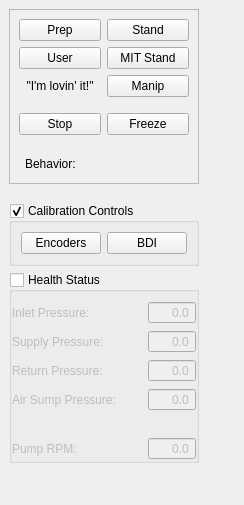
Above: software/ddapp/src/app/ddAtlasDriverPanel.ui from openhumanoids/oh-distro before the change. Below: the same form after it.
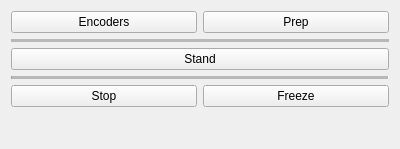
That is the form after the change.

Diff of the .ui file:
```diff
--- a/software/ddapp/src/app/ddAtlasDriverPanel.ui
+++ b/software/ddapp/src/app/ddAtlasDriverPanel.ui
@@ -6,484 +6,85 @@
    <rect>
     <x>0</x>
     <y>0</y>
-    <width>244</width>
-    <height>505</height>
+    <width>400</width>
+    <height>149</height>
    </rect>
   </property>
   <property name="windowTitle">
    <string>Atlas Driver</string>
   </property>
-  <layout class="QVBoxLayout" name="verticalLayout_3">
-   <property name="spacing">
-    <number>0</number>
-   </property>
-   <property name="margin">
-    <number>0</number>
-   </property>
-   <item>
-    <widget class="QScrollArea" name="scrollArea">
-     <property name="sizePolicy">
-      <sizepolicy hsizetype="MinimumExpanding" vsizetype="Expanding">
-       <horstretch>0</horstretch>
-       <verstretch>0</verstretch>
-      </sizepolicy>
+  <layout class="QGridLayout" name="gridLayout">
+   <item row="4" column="0" colspan="2">
+    <widget class="QPushButton" name="standButton">
+     <property name="text">
+      <string>Stand</string>
      </property>
-     <property name="frameShape">
-      <enum>QFrame::NoFrame</enum>
+    </widget>
+   </item>
+   <item row="5" column="0" colspan="2">
+    <widget class="Line" name="line_2">
+     <property name="midLineWidth">
+      <number>10</number>
      </property>
-     <property name="horizontalScrollBarPolicy">
-      <enum>Qt::ScrollBarAlwaysOff</enum>
+     <property name="orientation">
+      <enum>Qt::Horizontal</enum>
      </property>
-     <property name="widgetResizable">
-      <bool>true</bool>
+    </widget>
+   </item>
+   <item row="1" column="0" colspan="2">
+    <widget class="Line" name="line">
+     <property name="lineWidth">
+      <number>0</number>
      </property>
-     <widget class="QWidget" name="scrollAreaWidgetContents">
-      <property name="geometry">
-       <rect>
-        <x>0</x>
-        <y>0</y>
-        <width>228</width>
-        <height>535</height>
-       </rect>
-      </property>
-      <layout class="QGridLayout" name="gridLayout_3">
-       <property name="margin">
-        <number>0</number>
-       </property>
-       <property name="spacing">
-        <number>0</number>
-       </property>
-       <item row="0" column="0">
-        <widget class="QWidget" name="widget" native="true">
-         <layout class="QVBoxLayout" name="verticalLayout_2">
-          <item>
-           <widget class="QFrame" name="frame">
-            <property name="frameShape">
-             <enum>QFrame::StyledPanel</enum>
-            </property>
-            <property name="frameShadow">
-             <enum>QFrame::Sunken</enum>
-            </property>
-            <layout class="QGridLayout" name="gridLayout_2">
-             <property name="spacing">
-              <number>6</number>
-             </property>
-             <item row="0" column="0">
-              <widget class="QPushButton" name="prepButton">
-               <property name="text">
-                <string>Prep</string>
-               </property>
-              </widget>
-             </item>
-             <item row="0" column="1">
-              <widget class="QPushButton" name="standButton">
-               <property name="text">
-                <string>Stand</string>
-               </property>
-              </widget>
-             </item>
-             <item row="3" column="0">
-              <spacer name="verticalSpacer_2">
-               <property name="orientation">
-                <enum>Qt::Vertical</enum>
-               </property>
-               <property name="sizeType">
-                <enum>QSizePolicy::Fixed</enum>
-               </property>
-               <property name="sizeHint" stdset="0">
-                <size>
-                 <width>20</width>
-                 <height>10</height>
-                </size>
-               </property>
-              </spacer>
-             </item>
-             <item row="2" column="1">
-              <widget class="QPushButton" name="manipButton">
-               <property name="text">
-                <string>Manip</string>
-               </property>
-              </widget>
-             </item>
-             <item row="4" column="1">
-              <widget class="QPushButton" name="freezeButton">
-               <property name="text">
-                <string>Freeze</string>
-               </property>
-              </widget>
-             </item>
-             <item row="4" column="0">
-              <widget class="QPushButton" name="stopButton">
-               <property name="text">
-                <string>Stop</string>
-               </property>
-              </widget>
-             </item>
-             <item row="5" column="0">
-              <spacer name="verticalSpacer_3">
-               <property name="orientation">
-                <enum>Qt::Vertical</enum>
-               </property>
-               <property name="sizeType">
-                <enum>QSizePolicy::Fixed</enum>
-               </property>
-               <property name="sizeHint" stdset="0">
-                <size>
-                 <width>20</width>
-                 <height>13</height>
-                </size>
-               </property>
-              </spacer>
-             </item>
-             <item row="6" column="0" colspan="2">
-              <layout class="QHBoxLayout" name="horizontalLayout_2">
-               <property name="leftMargin">
-                <number>6</number>
-               </property>
-               <property name="rightMargin">
-                <number>6</number>
-               </property>
-               <item>
-                <widget class="QLabel" name="label">
-                 <property name="text">
-                  <string>Behavior:</string>
-                 </property>
-                </widget>
-               </item>
-               <item>
-                <spacer name="horizontalSpacer_3">
-                 <property name="orientation">
-                  <enum>Qt::Horizontal</enum>
-                 </property>
-                 <property name="sizeHint" stdset="0">
-                  <size>
-                   <width>40</width>
-                   <height>20</height>
-                  </size>
-                 </property>
-                </spacer>
-               </item>
-               <item>
-                <widget class="QLabel" name="behaviorLabel">
-                 <property name="text">
-                  <string>&lt;unknown&gt;</string>
-                 </property>
-                </widget>
-               </item>
-              </layout>
-             </item>
-             <item row="1" column="1">
-              <widget class="QPushButton" name="mitStandButton">
-               <property name="text">
-                <string>MIT Stand</string>
-               </property>
-              </widget>
-             </item>
-             <item row="1" column="0">
-              <widget class="QPushButton" name="userButton">
-               <property name="text">
-                <string>User</string>
-               </property>
-              </widget>
-             </item>
-             <item row="2" column="0">
-              <widget class="QLabel" name="label_2">
-               <property name="text">
-                <string>&quot;I'm lovin' it!&quot;</string>
-               </property>
-               <property name="alignment">
-                <set>Qt::AlignCenter</set>
-               </property>
-              </widget>
-             </item>
-            </layout>
-           </widget>
-          </item>
-          <item>
-           <spacer name="verticalSpacer_4">
-            <property name="orientation">
-             <enum>Qt::Vertical</enum>
-            </property>
-            <property name="sizeType">
-             <enum>QSizePolicy::Fixed</enum>
-            </property>
-            <property name="sizeHint" stdset="0">
-             <size>
-              <width>20</width>
-              <height>13</height>
-             </size>
-            </property>
-           </spacer>
-          </item>
-          <item>
-           <widget class="QGroupBox" name="calibrationGroupBox">
-            <property name="focusPolicy">
-             <enum>Qt::NoFocus</enum>
-            </property>
-            <property name="title">
-             <string>Calibration Controls</string>
-            </property>
-            <property name="checkable">
-             <bool>true</bool>
-            </property>
-            <layout class="QHBoxLayout" name="horizontalLayout">
-             <item>
-              <widget class="QPushButton" name="calibrateEncodersButton">
-               <property name="text">
-                <string>Encoders</string>
-               </property>
-              </widget>
-             </item>
-             <item>
-              <widget class="QPushButton" name="calibrateBdiButton">
-               <property name="text">
-                <string>BDI</string>
-               </property>
-              </widget>
-             </item>
-            </layout>
-           </widget>
-          </item>
-          <item>
-           <widget class="QGroupBox" name="statusGroupBox">
-            <property name="focusPolicy">
-             <enum>Qt::NoFocus</enum>
-            </property>
-            <property name="title">
-             <string>Health Status</string>
-            </property>
-            <property name="checkable">
-             <bool>true</bool>
-            </property>
-            <property name="checked">
-             <bool>false</bool>
-            </property>
-            <layout class="QVBoxLayout" name="verticalLayout">
-             <property name="leftMargin">
-              <number>0</number>
-             </property>
-             <property name="topMargin">
-              <number>9</number>
-             </property>
-             <property name="rightMargin">
-              <number>0</number>
-             </property>
-             <property name="bottomMargin">
-              <number>0</number>
-             </property>
-             <item>
-              <layout class="QGridLayout" name="gridLayout">
-               <item row="4" column="0">
-                <spacer name="horizontalSpacer_13">
-                 <property name="orientation">
-                  <enum>Qt::Horizontal</enum>
-                 </property>
-                 <property name="sizeHint" stdset="0">
-                  <size>
-                   <width>40</width>
-                   <height>20</height>
-                  </size>
-                 </property>
-                </spacer>
-               </item>
-               <item row="3" column="0">
-                <widget class="QLabel" name="label4">
-                 <property name="text">
-                  <string>Air Sump Pressure:</string>
-                 </property>
-                </widget>
-               </item>
-               <item row="5" column="0">
-                <widget class="QLabel" name="label2">
-                 <property name="text">
-                  <string>Pump RPM:</string>
-                 </property>
-                </widget>
-               </item>
-               <item row="2" column="0">
-                <widget class="QLabel" name="label3">
-                 <property name="text">
-                  <string>Return Pressure:</string>
-                 </property>
-                </widget>
-               </item>
-               <item row="1" column="0">
-                <widget class="QLabel" name="label5">
-                 <property name="text">
-                  <string>Supply Pressure:</string>
-                 </property>
-                </widget>
-               </item>
-               <item row="0" column="0">
-                <widget class="QLabel" name="label1">
-                 <property name="text">
-                  <string>Inlet Pressure:</string>
-                 </property>
-                </widget>
-               </item>
-               <item row="0" column="1">
-                <widget class="QDoubleSpinBox" name="inletPressure">
-                 <property name="focusPolicy">
-                  <enum>Qt::NoFocus</enum>
-                 </property>
-                 <property name="frame">
-                  <bool>true</bool>
-                 </property>
-                 <property name="alignment">
-                  <set>Qt::AlignRight|Qt::AlignTrailing|Qt::AlignVCenter</set>
-                 </property>
-                 <property name="readOnly">
-                  <bool>false</bool>
-                 </property>
-                 <property name="buttonSymbols">
-                  <enum>QAbstractSpinBox::NoButtons</enum>
-                 </property>
-                 <property name="decimals">
-                  <number>1</number>
-                 </property>
-                 <property name="maximum">
-                  <double>9999.899999999999636</double>
-                 </property>
-                </widget>
-               </item>
-               <item row="1" column="1">
-                <widget class="QDoubleSpinBox" name="supplyPressure">
-                 <property name="focusPolicy">
-                  <enum>Qt::NoFocus</enum>
-                 </property>
-                 <property name="frame">
-                  <bool>true</bool>
-                 </property>
-                 <property name="alignment">
-                  <set>Qt::AlignRight|Qt::AlignTrailing|Qt::AlignVCenter</set>
-                 </property>
-                 <property name="readOnly">
-                  <bool>false</bool>
-                 </property>
-                 <property name="buttonSymbols">
-                  <enum>QAbstractSpinBox::NoButtons</enum>
-                 </property>
-                 <property name="decimals">
-                  <number>1</number>
-                 </property>
-                 <property name="maximum">
-                  <double>9999.899999999999636</double>
-                 </property>
-                </widget>
-               </item>
-               <item row="2" column="1">
-                <widget class="QDoubleSpinBox" name="returnPressure">
-                 <property name="focusPolicy">
-                  <enum>Qt::NoFocus</enum>
-                 </property>
-                 <property name="frame">
-                  <bool>true</bool>
-                 </property>
-                 <property name="alignment">
-                  <set>Qt::AlignRight|Qt::AlignTrailing|Qt::AlignVCenter</set>
-                 </property>
-                 <property name="readOnly">
-                  <bool>false</bool>
-                 </property>
-                 <property name="buttonSymbols">
-                  <enum>QAbstractSpinBox::NoButtons</enum>
-                 </property>
-                 <property name="decimals">
-                  <number>1</number>
-                 </property>
-                 <property name="maximum">
-                  <double>9999.899999999999636</double>
-                 </property>
-                </widget>
-               </item>
-               <item row="3" column="1">
-                <widget class="QDoubleSpinBox" name="airSumpPressure">
-                 <property name="focusPolicy">
-                  <enum>Qt::NoFocus</enum>
-                 </property>
-                 <property name="frame">
-                  <bool>true</bool>
-                 </property>
-                 <property name="alignment">
-                  <set>Qt::AlignRight|Qt::AlignTrailing|Qt::AlignVCenter</set>
-                 </property>
-                 <property name="readOnly">
-                  <bool>false</bool>
-                 </property>
-                 <property name="buttonSymbols">
-                  <enum>QAbstractSpinBox::NoButtons</enum>
-                 </property>
-                 <property name="decimals">
-                  <number>1</number>
-                 </property>
-                 <property name="maximum">
-                  <double>9999.899999999999636</double>
-                 </property>
-                </widget>
-               </item>
-               <item row="5" column="1">
-                <widget class="QDoubleSpinBox" name="pumpRpm">
-                 <property name="focusPolicy">
-                  <enum>Qt::NoFocus</enum>
-                 </property>
-                 <property name="frame">
-                  <bool>true</bool>
-                 </property>
-                 <property name="alignment">
-                  <set>Qt::AlignRight|Qt::AlignTrailing|Qt::AlignVCenter</set>
-                 </property>
-                 <property name="readOnly">
-                  <bool>false</bool>
-                 </property>
-                 <property name="buttonSymbols">
-                  <enum>QAbstractSpinBox::NoButtons</enum>
-                 </property>
-                 <property name="decimals">
-                  <number>1</number>
-                 </property>
-                 <property name="maximum">
-                  <double>9999.899999999999636</double>
-                 </property>
-                </widget>
-               </item>
-              </layout>
-             </item>
-            </layout>
-           </widget>
-          </item>
-         </layout>
-        </widget>
-       </item>
-       <item row="1" column="0">
-        <spacer name="verticalSpacer">
-         <property name="orientation">
-          <enum>Qt::Vertical</enum>
-         </property>
-         <property name="sizeHint" stdset="0">
-          <size>
-           <width>17</width>
-           <height>0</height>
-          </size>
-         </property>
-        </spacer>
-       </item>
-       <item row="0" column="1">
-        <spacer name="horizontalSpacer_2">
-         <property name="orientation">
-          <enum>Qt::Horizontal</enum>
-         </property>
-         <property name="sizeHint" stdset="0">
-          <size>
-           <width>0</width>
-           <height>20</height>
-          </size>
-         </property>
-        </spacer>
-       </item>
-      </layout>
-     </widget>
+     <property name="midLineWidth">
+      <number>10</number>
+     </property>
+     <property name="orientation">
+      <enum>Qt::Horizontal</enum>
+     </property>
     </widget>
    </item>
+   <item row="0" column="0">
+    <widget class="QPushButton" name="calibrateEncodersButton">
+     <property name="text">
+      <string>Encoders</string>
+     </property>
+    </widget>
+   </item>
+   <item row="8" column="1">
+    <widget class="QPushButton" name="freezeButton">
+     <property name="text">
+      <string>Freeze</string>
+     </property>
+    </widget>
+   </item>
+   <item row="0" column="1">
+    <widget class="QPushButton" name="prepButton">
+     <property name="text">
+      <string>Prep</string>
+     </property>
+    </widget>
+   </item>
+   <item row="8" column="0">
+    <widget class="QPushButton" name="stopButton">
+     <property name="text">
+      <string>Stop</string>
+     </property>
+    </widget>
+   </item>
+   <item row="9" column="0" colspan="2">
+    <spacer name="verticalSpacer">
+     <property name="orientation">
+      <enum>Qt::Vertical</enum>
+     </property>
+     <property name="sizeHint" stdset="0">
+      <size>
+       <width>20</width>
+       <height>0</height>
+      </size>
+     </property>
+    </spacer>
+   </item>
   </layout>
  </widget>
  <resources/>
```
Left out of the diff: 6 changed lines with no effect on the pictures.
